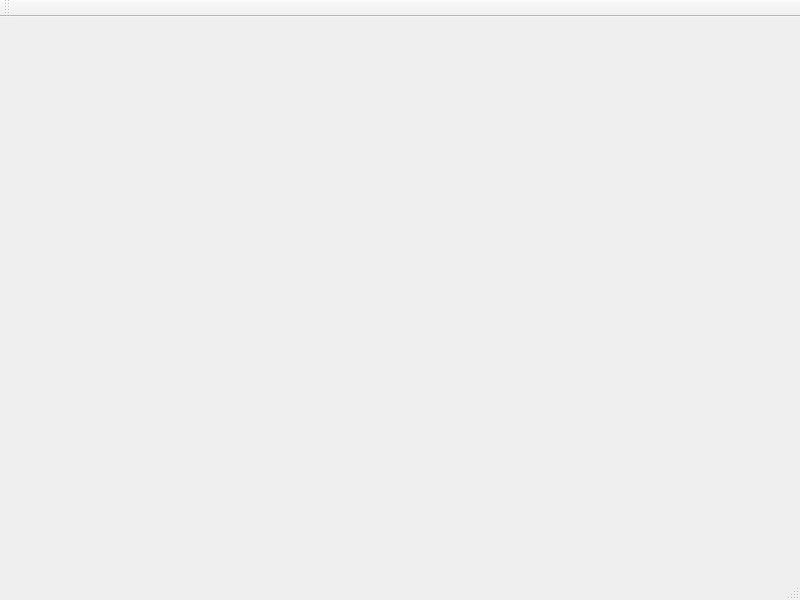
The window that xgj/mainwindow.ui (lsewcx/qtxiangmu) describes before a commit, drawn with Qt 5.
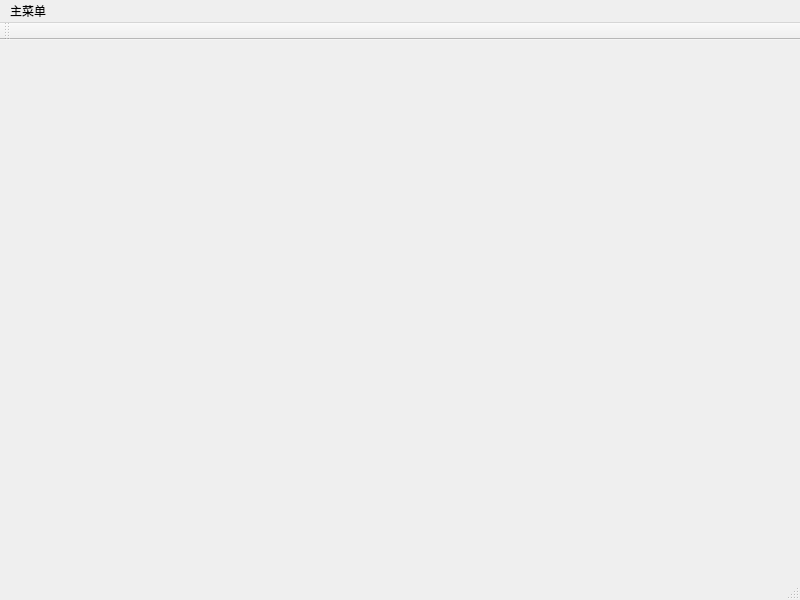
The same window after the commit.

Commit message: 全局快捷键和菜单栏

The edit to the form file:
```diff
--- a/xgj/mainwindow.ui
+++ b/xgj/mainwindow.ui
@@ -36,15 +36,24 @@
     <bool>false</bool>
    </attribute>
   </widget>
-  <action name="actioncaidan">
-   <property name="text">
-    <string>caidan</string>
+  <widget class="QMenuBar" name="menuBar">
+   <property name="geometry">
+    <rect>
+     <x>0</x>
+     <y>0</y>
+     <width>800</width>
+     <height>23</height>
+    </rect>
    </property>
-  </action>
-  <action name="actionshezhi">
-   <property name="checkable">
-    <bool>false</bool>
-   </property>
+   <widget class="QMenu" name="menu">
+    <property name="title">
+     <string>主菜单</string>
+    </property>
+    <addaction name="actionshezhi_2"/>
+   </widget>
+   <addaction name="menu"/>
+  </widget>
+  <action name="actionshezhi_2">
    <property name="text">
     <string>shezhi</string>
    </property>
```
Left out of the diff: 12 changed lines with no effect on the pictures. The commit also changes 22 other files.
